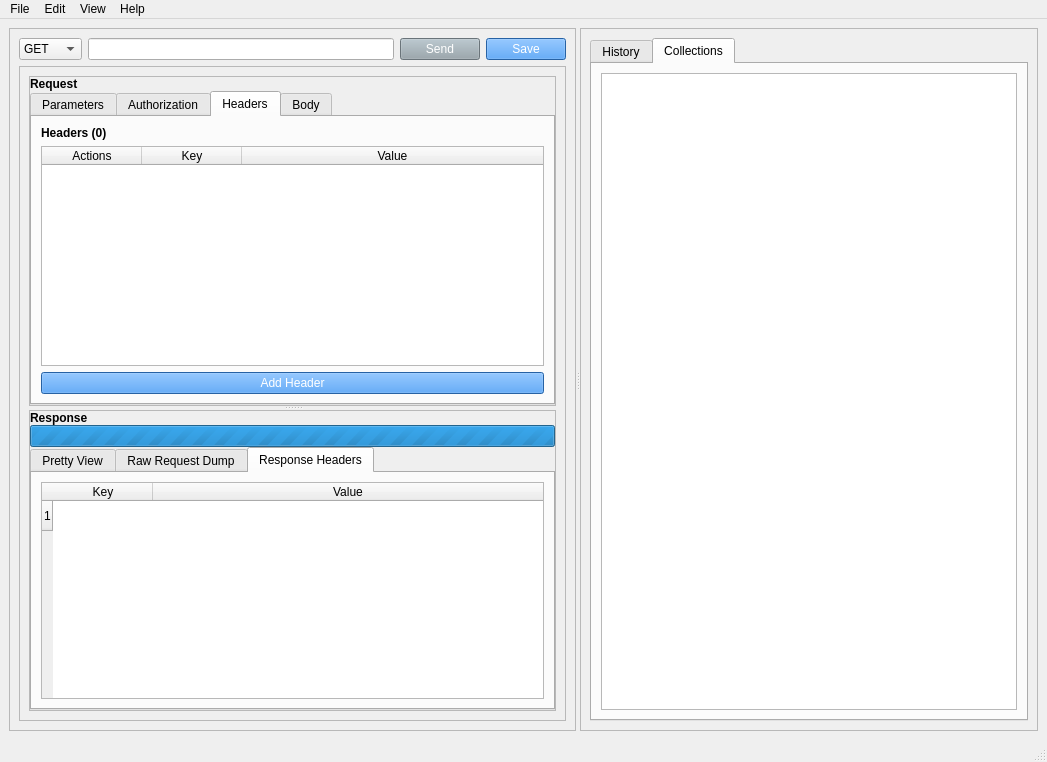
This is src/main/python/ui/rester.ui in schartz/rester as Qt 5 draws it before an edit. The edited form follows.
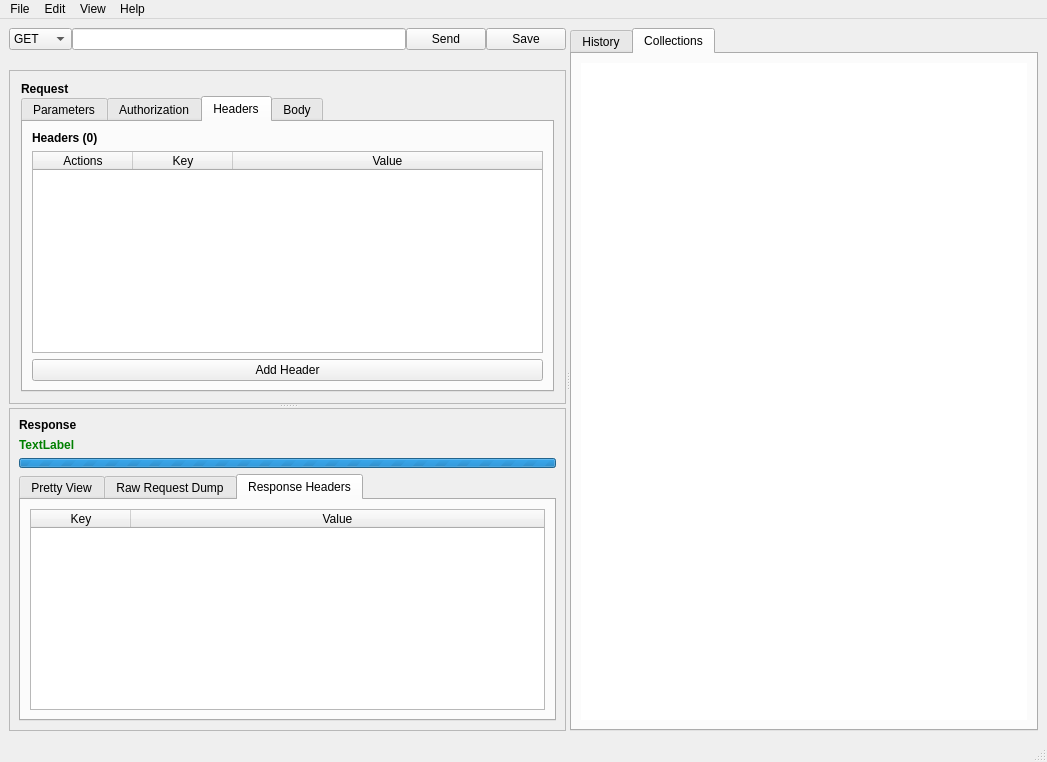
This is the edited form. The open tabs and pages were chosen to show the change.

Commit message: Add Response Status Text

Patch:
```diff
--- a/src/main/python/ui/rester.ui
+++ b/src/main/python/ui/rester.ui
@@ -31,12 +31,43 @@
         </sizepolicy>
        </property>
        <property name="frameShape">
-        <enum>QFrame::StyledPanel</enum>
+        <enum>QFrame::NoFrame</enum>
        </property>
        <property name="frameShadow">
         <enum>QFrame::Plain</enum>
        </property>
        <layout class="QGridLayout" name="gridLayout_10">
+        <property name="leftMargin">
+         <number>0</number>
+        </property>
+        <property name="topMargin">
+         <number>0</number>
+        </property>
+        <property name="rightMargin">
+         <number>0</number>
+        </property>
+        <property name="bottomMargin">
+         <number>0</number>
+        </property>
+        <property name="spacing">
+         <number>0</number>
+        </property>
+        <item row="0" column="1">
+         <widget class="QLineEdit" name="url">
+          <property name="sizePolicy">
+           <sizepolicy hsizetype="Expanding" vsizetype="Fixed">
+            <horstretch>1</horstretch>
+            <verstretch>0</verstretch>
+           </sizepolicy>
+          </property>
+          <property name="placeholderText">
+           <string/>
+          </property>
+          <property name="clearButtonEnabled">
+           <bool>true</bool>
+          </property>
+         </widget>
+        </item>
         <item row="0" column="0">
          <widget class="QComboBox" name="request_type">
           <property name="enabled">
@@ -60,47 +91,30 @@
           </item>
          </widget>
         </item>
-        <item row="0" column="1">
-         <widget class="QLineEdit" name="url">
-          <property name="sizePolicy">
-           <sizepolicy hsizetype="Expanding" vsizetype="Fixed">
-            <horstretch>1</horstretch>
-            <verstretch>0</verstretch>
-           </sizepolicy>
-          </property>
-         </widget>
-        </item>
-        <item row="0" column="2">
-         <widget class="QPushButton" name="send_btn">
-          <property name="styleSheet">
-           <string notr="true">background-color: #95a3ab;
-color: white</string>
-          </property>
-          <property name="text">
-           <string>Send</string>
-          </property>
-         </widget>
-        </item>
-        <item row="0" column="3">
-         <widget class="QPushButton" name="save_btn">
-          <property name="styleSheet">
-           <string notr="true">background-color: #3689e6;
-color: white</string>
-          </property>
-          <property name="text">
-           <string>Save</string>
-          </property>
-         </widget>
-        </item>
-        <item row="1" column="0" colspan="4">
+        <item row="2" column="0" colspan="4">
          <widget class="QFrame" name="req_res_container_frame">
           <property name="frameShape">
-           <enum>QFrame::StyledPanel</enum>
+           <enum>QFrame::NoFrame</enum>
           </property>
           <property name="frameShadow">
            <enum>QFrame::Plain</enum>
           </property>
           <layout class="QGridLayout" name="gridLayout_9">
+           <property name="leftMargin">
+            <number>0</number>
+           </property>
+           <property name="topMargin">
+            <number>0</number>
+           </property>
+           <property name="rightMargin">
+            <number>0</number>
+           </property>
+           <property name="bottomMargin">
+            <number>0</number>
+           </property>
+           <property name="spacing">
+            <number>0</number>
+           </property>
            <item row="0" column="0">
             <widget class="QSplitter" name="splitter_2">
              <property name="orientation">
@@ -118,18 +132,21 @@
               </property>
               <layout class="QGridLayout" name="gridLayout">
                <property name="leftMargin">
-                <number>0</number>
+                <number>11</number>
                </property>
                <property name="topMargin">
-                <number>0</number>
+                <number>11</number>
                </property>
                <property name="rightMargin">
-                <number>0</number>
+                <number>11</number>
                </property>
                <property name="bottomMargin">
-                <number>0</number>
+                <number>11</number>
                </property>
-               <property name="spacing">
+               <property name="horizontalSpacing">
+                <number>11</number>
+               </property>
+               <property name="verticalSpacing">
                 <number>0</number>
                </property>
                <item row="0" column="0">
@@ -282,9 +299,11 @@
                    </item>
                    <item>
                     <widget class="QPushButton" name="add_new_header_btn">
+                     <property name="cursor">
+                      <cursorShape>PointingHandCursor</cursorShape>
+                     </property>
                      <property name="styleSheet">
-                      <string notr="true">background-color: #3689e6;
-color: white</string>
+                      <string notr="true"/>
                      </property>
                      <property name="text">
                       <string>Add Header</string>
@@ -310,48 +329,10 @@
                <enum>QFrame::Plain</enum>
               </property>
               <layout class="QGridLayout" name="gridLayout_8">
-               <property name="leftMargin">
-                <number>0</number>
-               </property>
-               <property name="topMargin">
-                <number>0</number>
-               </property>
-               <property name="rightMargin">
-                <number>0</number>
-               </property>
-               <property name="bottomMargin">
-                <number>0</number>
-               </property>
-               <property name="spacing">
-                <number>0</number>
-               </property>
-               <item row="0" column="0">
-                <widget class="QLabel" name="label">
-                 <property name="font">
-                  <font>
-                   <weight>75</weight>
-                   <bold>true</bold>
-                  </font>
-                 </property>
-                 <property name="text">
-                  <string>Response</string>
-                 </property>
-                </widget>
-               </item>
-               <item row="1" column="0">
-                <widget class="QProgressBar" name="progress_bar">
-                 <property name="maximum">
-                  <number>0</number>
-                 </property>
-                 <property name="value">
-                  <number>-1</number>
-                 </property>
-                </widget>
-               </item>
-               <item row="2" column="0">
+               <item row="3" column="0" colspan="2">
                 <widget class="QTabWidget" name="response_tablist">
                  <property name="currentIndex">
-                  <number>0</number>
+                  <number>2</number>
                  </property>
                  <widget class="QWidget" name="tab_4">
                   <attribute name="title">
@@ -384,12 +365,11 @@
                       <enum>Qt::NoPen</enum>
                      </property>
                      <property name="rowCount">
-                      <number>1</number>
+                      <number>0</number>
                      </property>
                      <attribute name="horizontalHeaderStretchLastSection">
                       <bool>true</bool>
                      </attribute>
-                     <row/>
                      <column>
                       <property name="text">
                        <string>Key</string>
@@ -406,6 +386,58 @@
                  </widget>
                 </widget>
                </item>
+               <item row="2" column="0" colspan="2">
+                <widget class="QProgressBar" name="progress_bar">
+                 <property name="sizePolicy">
+                  <sizepolicy hsizetype="Expanding" vsizetype="Preferred">
+                   <horstretch>0</horstretch>
+                   <verstretch>0</verstretch>
+                  </sizepolicy>
+                 </property>
+                 <property name="maximumSize">
+                  <size>
+                   <width>16777215</width>
+                   <height>10</height>
+                  </size>
+                 </property>
+                 <property name="maximum">
+                  <number>0</number>
+                 </property>
+                 <property name="value">
+                  <number>-1</number>
+                 </property>
+                </widget>
+               </item>
+               <item row="0" column="0">
+                <widget class="QLabel" name="label">
+                 <property name="font">
+                  <font>
+                   <weight>75</weight>
+                   <bold>true</bold>
+                  </font>
+                 </property>
+                 <property name="text">
+                  <string>Response</string>
+                 </property>
+                </widget>
+               </item>
+               <item row="1" column="0">
+                <widget class="QLabel" name="response_status">
+                 <property name="font">
+                  <font>
+                   <family>MS Shell Dlg 2</family>
+                   <weight>75</weight>
+                   <bold>true</bold>
+                  </font>
+                 </property>
+                 <property name="styleSheet">
+                  <string notr="true">color: green</string>
+                 </property>
+                 <property name="text">
+                  <string>TextLabel</string>
+                 </property>
+                </widget>
+               </item>
               </layout>
              </widget>
             </widget>
@@ -413,6 +445,48 @@
           </layout>
          </widget>
         </item>
+        <item row="0" column="2">
+         <widget class="QPushButton" name="send_btn">
+          <property name="cursor">
+           <cursorShape>PointingHandCursor</cursorShape>
+          </property>
+          <property name="styleSheet">
+           <string notr="true"/>
+          </property>
+          <property name="text">
+           <string>Send</string>
+          </property>
+         </widget>
+        </item>
+        <item row="0" column="3">
+         <widget class="QPushButton" name="save_btn">
+          <property name="cursor">
+           <cursorShape>PointingHandCursor</cursorShape>
+          </property>
+          <property name="styleSheet">
+           <string notr="true"/>
+          </property>
+          <property name="text">
+           <string>Save</string>
+          </property>
+         </widget>
+        </item>
+        <item row="1" column="1">
+         <spacer name="horizontalSpacer">
+          <property name="orientation">
+           <enum>Qt::Horizontal</enum>
+          </property>
+          <property name="sizeType">
+           <enum>QSizePolicy::Minimum</enum>
+          </property>
+          <property name="sizeHint" stdset="0">
+           <size>
+            <width>40</width>
+            <height>20</height>
+           </size>
+          </property>
+         </spacer>
+        </item>
        </layout>
       </widget>
       <widget class="QFrame" name="history_and_collection_frame">
@@ -422,16 +496,31 @@
         </font>
        </property>
        <property name="frameShape">
-        <enum>QFrame::StyledPanel</enum>
+        <enum>QFrame::NoFrame</enum>
        </property>
        <property name="frameShadow">
-        <enum>QFrame::Plain</enum>
+        <enum>QFrame::Sunken</enum>
        </property>
        <layout class="QGridLayout" name="gridLayout_2">
+        <property name="leftMargin">
+         <number>0</number>
+        </property>
+        <property name="topMargin">
+         <number>0</number>
+        </property>
+        <property name="rightMargin">
+         <number>0</number>
+        </property>
+        <property name="bottomMargin">
+         <number>0</number>
+        </property>
+        <property name="spacing">
+         <number>0</number>
+        </property>
         <item row="0" column="0">
          <widget class="QTabWidget" name="history_and_collection_tabs">
           <property name="currentIndex">
-           <number>0</number>
+           <number>1</number>
           </property>
           <widget class="QWidget" name="tab_2">
            <attribute name="title">
@@ -439,7 +528,11 @@
            </attribute>
            <layout class="QGridLayout" name="gridLayout_5">
             <item row="0" column="0">
-             <widget class="QListView" name="history_list"/>
+             <widget class="QListView" name="history_list">
+              <property name="frameShape">
+               <enum>QFrame::NoFrame</enum>
+              </property>
+             </widget>
             </item>
            </layout>
           </widget>
@@ -449,7 +542,11 @@
            </attribute>
            <layout class="QGridLayout" name="gridLayout_6">
             <item row="0" column="0">
-             <widget class="QListView" name="collections_list"/>
+             <widget class="QListView" name="collections_list">
+              <property name="frameShape">
+               <enum>QFrame::NoFrame</enum>
+              </property>
+             </widget>
             </item>
            </layout>
           </widget>
@@ -467,7 +564,7 @@
      <x>0</x>
      <y>0</y>
      <width>1047</width>
-     <height>25</height>
+     <height>26</height>
     </rect>
    </property>
    <widget class="QMenu" name="menuFile">
```
The commit also changes 4 other files.
